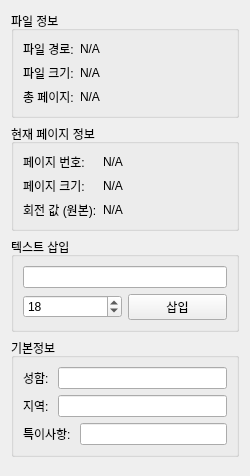
The window that ui/info_panel.ui (Glen-Lee-glitch/new_viewer) describes before a commit, drawn with Qt 5.
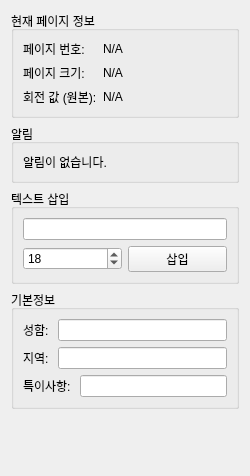
The same window after the commit.

Commit message:
refactor: UI에서 제거된 파일 정보 그룹박스 관련 코드 제거
- clear_info()에서 label_file_path, label_file_size, label_total_pages_val 참조 제거
- update_file_info(), update_total_pages() 메서드를 빈 메서드로 변경
- 메서드 시그니처는 유지하여 호출부 변경 없이 호환성 유지

Diff of the .ui file:
```diff
--- a/ui/info_panel.ui
+++ b/ui/info_panel.ui
@@ -14,60 +14,6 @@
    <string>Form</string>
   </property>
   <layout class="QVBoxLayout" name="verticalLayout">
-   <item>
-    <widget class="QGroupBox" name="groupBox">
-     <property name="title">
-      <string>파일 정보</string>
-     </property>
-     <layout class="QFormLayout" name="formLayout">
-      <item row="0" column="0">
-       <widget class="QLabel" name="label">
-        <property name="text">
-         <string>파일 경로:</string>
-        </property>
-       </widget>
-      </item>
-      <item row="0" column="1">
-       <widget class="QLabel" name="label_file_path">
-        <property name="text">
-         <string>N/A</string>
-        </property>
-        <property name="wordWrap">
-         <bool>true</bool>
-        </property>
-       </widget>
-      </item>
-      <item row="1" column="0">
-       <widget class="QLabel" name="label_3">
-        <property name="text">
-         <string>파일 크기:</string>
-        </property>
-       </widget>
-      </item>
-      <item row="1" column="1">
-       <widget class="QLabel" name="label_file_size">
-        <property name="text">
-         <string>N/A</string>
-        </property>
-       </widget>
-      </item>
-      <item row="2" column="0">
-       <widget class="QLabel" name="label_total_pages">
-        <property name="text">
-         <string>총 페이지:</string>
-        </property>
-       </widget>
-      </item>
-      <item row="2" column="1">
-       <widget class="QLabel" name="label_total_pages_val">
-        <property name="text">
-         <string>N/A</string>
-        </property>
-       </widget>
-      </item>
-     </layout>
-    </widget>
-   </item>
    <item>
     <widget class="QGroupBox" name="groupBox_2">
      <property name="title">
@@ -120,20 +66,20 @@
     </widget>
    </item>
    <item>
-    <spacer name="verticalSpacer">
-     <property name="orientation">
-      <enum>Qt::Orientation::Vertical</enum>
+    <widget class="QGroupBox" name="groupBox">
+     <property name="title">
+      <string>알림</string>
      </property>
-     <property name="sizeType">
-      <enum>QSizePolicy::Policy::Expanding</enum>
-     </property>
-     <property name="sizeHint" stdset="0">
-      <size>
-       <width>20</width>
-       <height>10</height>
-      </size>
-     </property>
-    </spacer>
+     <layout class="QVBoxLayout" name="verticalLayout_4">
+      <item>
+       <widget class="QLabel" name="label">
+        <property name="text">
+         <string>알림이 없습니다.</string>
+        </property>
+       </widget>
+      </item>
+     </layout>
+    </widget>
    </item>
    <item>
     <widget class="QGroupBox" name="groupBox_3">
```
The commit also changes 3 other files.
